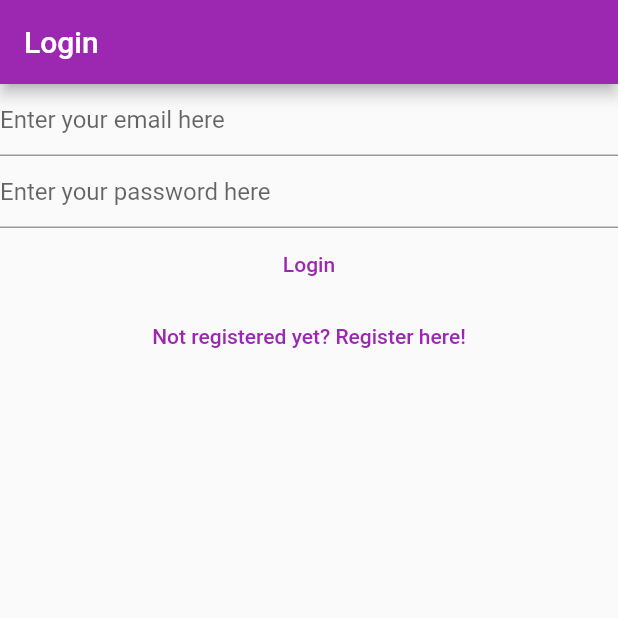
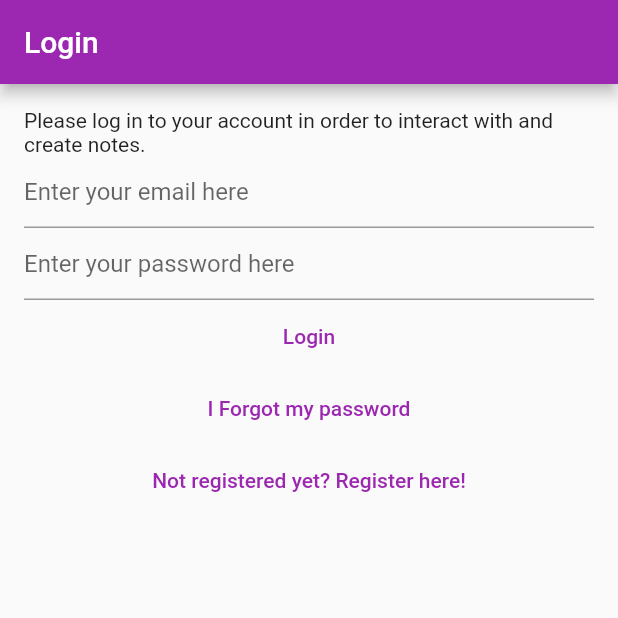
Before and after one commit to ipaddr/202523430031-23343057, a Flutter app: the screen it shows after launch, on a phone screen of 412 x 824 dp, the top half of it. Run offline on Flutter 3.47's test engine with Material 3 defaults, Android fonts, the phone set to English and light mode, and no system bars; our stand-ins replace bloc, cloud_firestore, equatable, firebase_auth, firebase_core, flutter_bloc and 1 more; accounts and stored records are empty; generated files the repository leaves out were written again.

Commit message:
Final Touches Before App Release

```diff
--- a/lib/main.dart
+++ b/lib/main.dart
@@ -1,7 +1,7 @@
-import 'package:bloc/bloc.dart';
+
 import 'package:flutter_bloc/flutter_bloc.dart';
 import 'package:mynotes/constants/routes.dart';
-import 'package:mynotes/services/auth/auth_service.dart';
+
 import 'package:mynotes/services/auth/bloc/auth_bloc.dart';
 import 'package:mynotes/services/auth/bloc/auth_event.dart';
 import 'package:mynotes/services/auth/bloc/auth_state.dart';
@@ -11,9 +11,10 @@
 import 'package:mynotes/views/register_view.dart';
 import 'package:mynotes/views/verify_email_view.dart';
 import 'package:flutter/material.dart';
-import 'package:mynotes/views/notes/notes_view.dart';
+
 import 'package:mynotes/views/notes/create_update_note_view.dart';
 import 'package:mynotes/helpers/loading/loading_screen.dart';
+import 'package:mynotes/views/forgot_password_view.dart';
 
 void main() {
   WidgetsFlutterBinding.ensureInitialized();
@@ -63,6 +64,8 @@
           return const VerifyEmailView();
         } else if (state is AuthStateLoggedOut) {
           return const LoginView();
+        } else if (state is AuthStateForgotPassword) {
+          return const ForgotPasswordView();
         } else if (state is AuthStateRegistering) {
           return const RegisterView();
         } else {
--- a/lib/services/auth/auth_provider.dart
+++ b/lib/services/auth/auth_provider.dart
@@ -14,5 +14,7 @@
 
   Future<void> logOut();
 
-  Future<void> sendEmailVerification();
+  Future<AuthUser> sendEmailVerification();
+
+  Future<void> sendPasswordReset({required String toEmail});
 }
--- a/lib/services/auth/bloc/auth_event.dart
+++ b/lib/services/auth/bloc/auth_event.dart
@@ -29,6 +29,11 @@
   const AuthEventShouldRegister();
 }
 
+class AuthEventForgotPassword extends AuthEvent {
+  final String? email;
+  const AuthEventForgotPassword({this.email});
+}
+
 class AuthEventLogout extends AuthEvent {
   const AuthEventLogout();
 }
--- a/lib/services/auth/bloc/auth_state.dart
+++ b/lib/services/auth/bloc/auth_state.dart
@@ -23,6 +23,16 @@
     : super(isLoading: isLoading);
 }
 
+class AuthStateForgotPassword extends AuthState {
+  final Exception? exception;
+  final bool hasSentEmail;
+  const AuthStateForgotPassword({
+    required this.exception,
+    required this.hasSentEmail,
+    required bool isLoading,
+  }) : super(isLoading: isLoading);
+}
+
 class AuthStateLoggedIn extends AuthState {
   final AuthUser user;
   const AuthStateLoggedIn({required this.user, required bool isLoading})
--- /dev/null
+++ b/lib/utilities/dialogs/password_reset_email_sent_dialog.dart
@@ -0,0 +1,12 @@
+import 'package:flutter/material.dart';
+import 'package:mynotes/utilities/dialogs/generic_dialog.dart';
+
+Future<void> showPasswordResetSentDialog(BuildContext context) {
+  return showGenericDialog<void>(
+    context: context,
+    title: 'Password Reset',
+    content:
+        'We have now sent you a password reset link. Please check your email for more information...',
+    optionsBuilder: () => {'OK': null},
+  );
+}
--- a/lib/views/login_view.dart
+++ b/lib/views/login_view.dart
@@ -1,12 +1,10 @@
-import 'package:flutter_bloc/flutter_bloc.dart';
-
 import 'package:mynotes/services/auth/auth_exceptions.dart';
-
-import 'package:flutter/material.dart';
 import 'package:mynotes/services/auth/bloc/auth_bloc.dart';
 import 'package:mynotes/services/auth/bloc/auth_event.dart';
+import 'package:mynotes/services/auth/bloc/auth_state.dart';
 import 'package:mynotes/utilities/dialogs/error_dialog.dart';
-import 'package:mynotes/services/auth/bloc/auth_state.dart';
+import 'package:flutter/material.dart';
+import 'package:flutter_bloc/flutter_bloc.dart';
 
 class LoginView extends StatefulWidget {
   const LoginView({super.key});
@@ -39,7 +37,10 @@
       listener: (context, state) {
         if (state is AuthStateLoggedOut) {
           if (state.exception is UserNotFoundAuthException) {
-            showErrorDialog(context, 'User not found');
+            showErrorDialog(
+              context,
+              'Cannot find a user with the entered credentials!',
+            );
           } else if (state.exception is WrongPasswordAuthException) {
             showErrorDialog(context, 'Wrong credentials');
           } else if (state.exception is GenericAuthException) {
@@ -49,8 +50,13 @@
       },
       child: Scaffold(
         appBar: AppBar(title: const Text('Login')),
-        body: Column(
+        body: Padding(
+          padding: const EdgeInsets.all(16.0),
+          child: Column(
             children: [
+              const Text(
+                'Please log in to your account in order to interact with and create notes.',
+              ),
               TextField(
                 controller: _email,
                 enableSuggestions: false,
@@ -63,7 +69,9 @@
                 obscureText: true,
                 enableSuggestions: false,
                 autocorrect: false,
-              decoration: InputDecoration(hintText: 'Enter your password here'),
+                decoration: InputDecoration(
+                  hintText: 'Enter your password here',
+                ),
               ),
               TextButton(
                 onPressed: () async {
@@ -77,6 +85,12 @@
               ),
               TextButton(
                 onPressed: () {
+                  context.read<AuthBloc>().add(const AuthEventForgotPassword());
+                },
+                child: const Text('I Forgot my password'),
+              ),
+              TextButton(
+                onPressed: () {
                   context.read<AuthBloc>().add(const AuthEventShouldRegister());
                 },
                 child: const Text('Not registered yet? Register here!'),
@@ -84,6 +98,7 @@
             ],
           ),
         ),
+      ),
     );
   }
 }
```
Also changed, not shown: lib/services/auth/auth_service.dart (+5 -2 lines), lib/services/auth/bloc/auth_bloc.dart (+46 -1 lines), lib/services/auth/firebase_auth_provider.dart (+20 -1 lines), lib/views/forgot_password_view.dart (added, +87 -0 lines), lib/views/register_view.dart (+18 -4 lines), 1 other file. Lines whose indentation alone changed are shown as unchanged.
